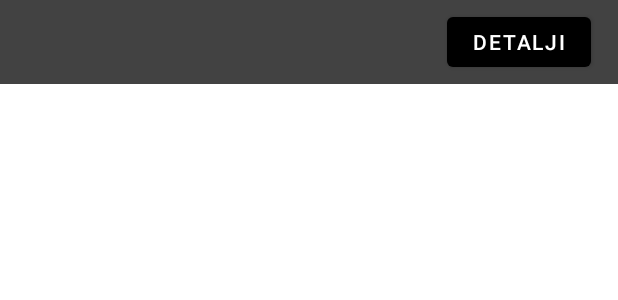
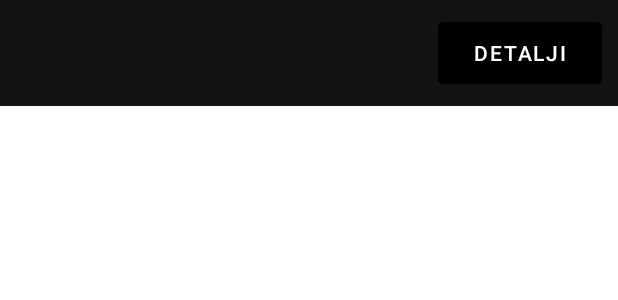
Before and after one commit to tarikturkovic0/APIProjekat, an Android app: the layout game.xml on its own in the app's theme, with its tools: preview values and no code run, on a phone screen of 412 x 824 dp. Shown: the top 300 px of the screen. Run offline under Robolectric (Android 15) with nearby library versions, the phone set to English and light mode, and no system bars.

Commit message:
sredio malo front

```diff
--- a/app/src/main/java/com/example/apiprojekat/adapter/GameAdapter.kt
+++ b/app/src/main/java/com/example/apiprojekat/adapter/GameAdapter.kt
@@ -47,6 +47,7 @@ class GameAdapter(
     override fun onBindViewHolder(holder: GameViewHolder, position: Int) {
         val game = dataset[position]
         holder.game_title.text = game.name
+        holder.rating.text = game.rating
         holder.detaljiButton.setOnClickListener{
             context.startActivity(Intent(context, GameDetailsActivity::class.java).putExtra("id",game.id))
 
--- a/app/src/main/res/layout/game.xml
+++ b/app/src/main/res/layout/game.xml
@@ -7,14 +7,19 @@
     android:id="@+id/game"
     android:layout_width="match_parent"
     android:layout_height="wrap_content"
-    android:padding="5dp"
-    android:background="@color/cardview_dark_background">
+    android:background="#131313"
+    android:padding="5dp">
 
 
     <TextView
         android:id="@+id/rating"
-        android:layout_width="66dp"
-        android:layout_height="40dp"
+        android:layout_width="102dp"
+        android:layout_height="60dp"
+        android:fontFamily="sans-serif-condensed"
+        android:textAlignment="center"
+        android:textSize="17sp"
+        android:textStyle="bold"
+        android:gravity="center"
         app:layout_constraintBottom_toBottomOf="parent"
         app:layout_constraintEnd_toStartOf="@+id/game_title"
         app:layout_constraintHorizontal_bias="0.5"
@@ -23,8 +28,12 @@
 
     <TextView
         android:id="@+id/game_title"
-        android:layout_width="188dp"
-        android:layout_height="40dp"
+        android:layout_width="167dp"
+        android:layout_height="54dp"
+        android:gravity="center"
+        android:fontFamily="sans-serif-condensed"
+        android:textAlignment="center"
+        android:textSize="16sp"
         app:layout_constraintBottom_toBottomOf="parent"
         app:layout_constraintEnd_toStartOf="@+id/detalji"
         app:layout_constraintHorizontal_bias="0.5"
@@ -33,11 +42,12 @@
 
     <Button
         android:id="@+id/detalji"
-        android:layout_width="96dp"
-        android:layout_height="45dp"
+        android:layout_width="109dp"
+        android:layout_height="53dp"
         android:text="@string/detalji"
         app:layout_constraintBottom_toBottomOf="parent"
         app:layout_constraintEnd_toEndOf="parent"
+        app:layout_constraintHorizontal_bias="0.5"
         app:layout_constraintStart_toEndOf="@+id/game_title"
         app:layout_constraintTop_toTopOf="parent" />
 </androidx.constraintlayout.widget.ConstraintLayout>
```
Also changed, not shown: app/src/main/res/layout/activity_game_list.xml (+111 -6 lines), app/src/main/res/layout/activity_main.xml (+19 -17 lines), app/src/main/res/drawable/asd.jpg (added), app/src/main/res/drawable/logo.png (added), app/src/main/res/drawable/placeholder.jpg (deleted), app/src/main/res/drawable/pozadina.jpg (added).
